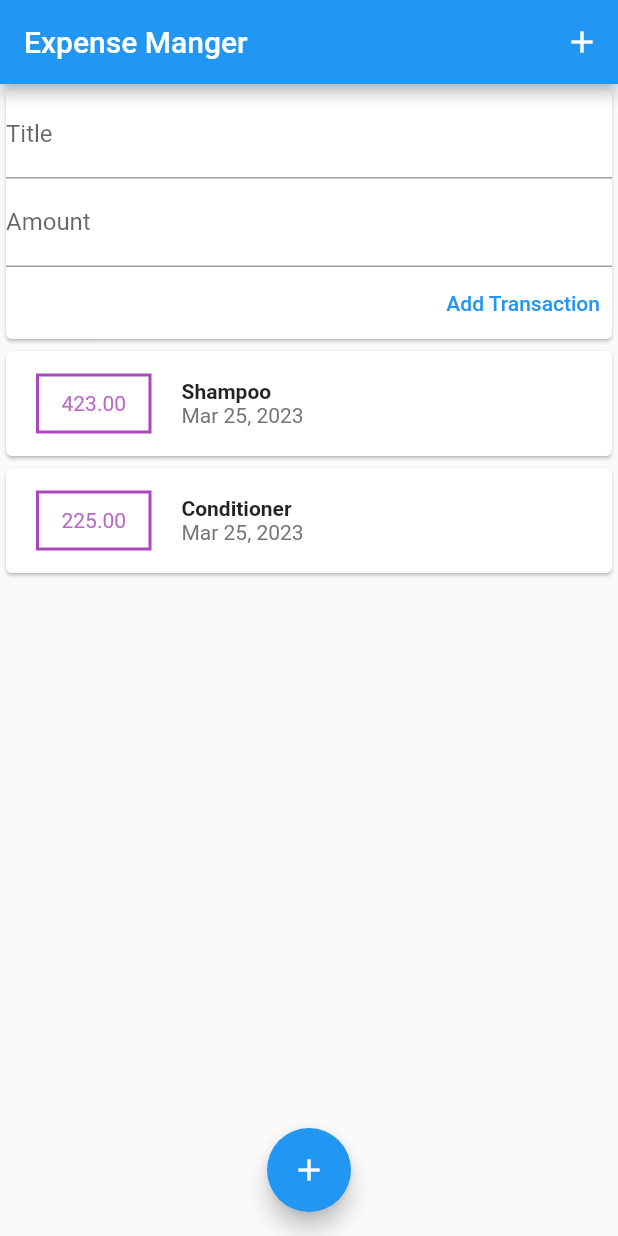
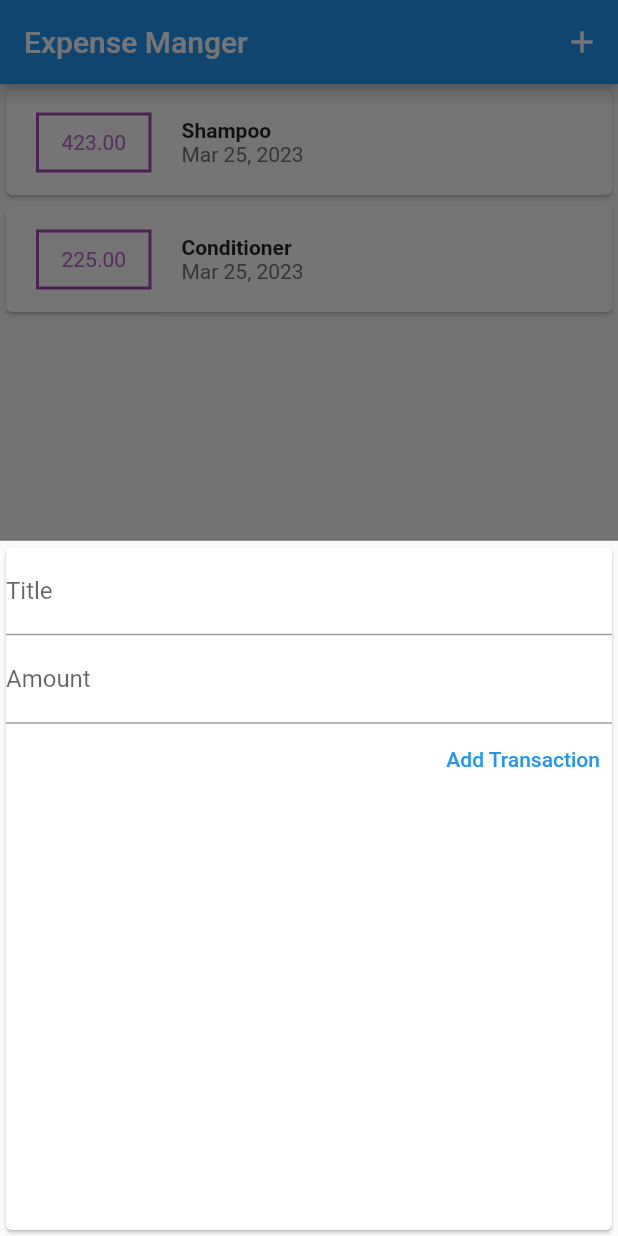
Before and after one commit to abhi-5829/Expense_Manager, a Flutter app: the screen it shows after launch, after a tap on the "add" icon, on a phone screen of 412 x 824 dp. Run offline on Flutter 3.47's test engine with Material 2 defaults, Android fonts, the light colour scheme and no system bars.

Commit message:
lecture 94
usertransaction deleted, new showModalBottonSheet added

```diff
--- a/lib/main.dart
+++ b/lib/main.dart
@@ -1,6 +1,8 @@
+import 'package:expense_manager/widgets/newtransaction.dart';
 import 'package:flutter/material.dart';
+import './models/transactions.dart';
+import './widgets/transaction_list.dart';
 
-import './widgets/usertransaction.dart';
 
 void main() => runApp(MyApp());
 
@@ -14,14 +16,50 @@ class MyApp extends StatelessWidget {
   }
 }
 
-class MyHomePage extends StatelessWidget {
+class MyHomePage extends StatefulWidget {
+  @override
+  State<MyHomePage> createState() => _MyHomePageState();
+}
+
+class _MyHomePageState extends State<MyHomePage> {
+  final List<Transactions> transactions = [
+    Transactions(
+        id: 'A212', title: 'Shampoo', amount: 423, ptime: DateTime.now()),
+    Transactions(
+        id: 'A213', title: 'Conditioner', amount: 225, ptime: DateTime.now()),
+  ];
+
+  void addNewTransaction(String title, double amount) {
+    Transactions newTx = Transactions(
+        id: DateTime.now().toString(),
+        title: title,
+        amount: amount,
+        ptime: DateTime.now());
+
+    setState(() {
+      transactions.add(newTx);
+    });
+  }
+
+  void buttonSheet(BuildContext ctx) {
+    showModalBottomSheet(
+        context: ctx,
+        builder: (_) {
+          return GestureDetector(
+            child: NewTransaction(addNewTransaction),
+            onTap: () {},
+            behavior: HitTestBehavior.opaque,
+          );
+        });
+  }
+
   @override
   Widget build(BuildContext context) {
     return Scaffold(
       appBar: AppBar(
         title: Text('Expense Manger'),
         actions: [
-          IconButton(onPressed: () {}, icon: Icon(Icons.add)),
+          IconButton(onPressed:()=>buttonSheet(context), icon: Icon(Icons.add)),
         ],
       ),
       body: SingleChildScrollView(
@@ -30,14 +68,14 @@ class MyHomePage extends StatelessWidget {
           crossAxisAlignment: CrossAxisAlignment.end,
           children: <Widget>[
             Container(),
-            UserTransaction(),
+            TransactionList(transactions: transactions),
           ],
         ),
       ),
       floatingActionButtonLocation: FloatingActionButtonLocation.centerFloat,
       floatingActionButton: FloatingActionButton(
         child: Icon(Icons.add),
-        onPressed: () {},
+        onPressed:()=>buttonSheet(context),
       ),
     );
   }
--- a/lib/widgets/newtransaction.dart
+++ b/lib/widgets/newtransaction.dart
@@ -33,6 +33,7 @@ class NewTransaction extends StatelessWidget {
         crossAxisAlignment: CrossAxisAlignment.end,
         children: [
           TextField(
+
             decoration: InputDecoration(labelText: 'Title'),
             controller: textController,
 
--- a/lib/widgets/usertransaction.dart
+++ /dev/null
@@ -1,36 +0,0 @@
-import 'package:flutter/material.dart';
-import './newtransaction.dart';
-import './transaction_list.dart';
-import '../models/transactions.dart';
-
-class UserTransaction extends StatefulWidget {
-
-
-  @override
-  State<UserTransaction> createState() => _UserTransactionState();
-}
-
-class _UserTransactionState extends State<UserTransaction> {
-    final List<Transactions> transactions = [
-    Transactions(
-        id: 'A212', title: 'Shampoo', amount: 423, ptime: DateTime.now()),
-    Transactions(
-        id: 'A213', title: 'Conditioner', amount: 225, ptime: DateTime.now()),
-  ];
-
-  void addNewTransaction(String title, double amount){
-      Transactions newTx= Transactions(id: DateTime.now().toString(), title: title, amount: amount, ptime: DateTime.now());
-
-      setState(() {
-        transactions.add(newTx);
-      });
-
-  }
-
-  @override
-  Widget build(BuildContext context) {
-    return Column(
-      children: [NewTransaction(addNewTransaction), TransactionList(transactions:transactions)],
-    );
-  }
-}
```
